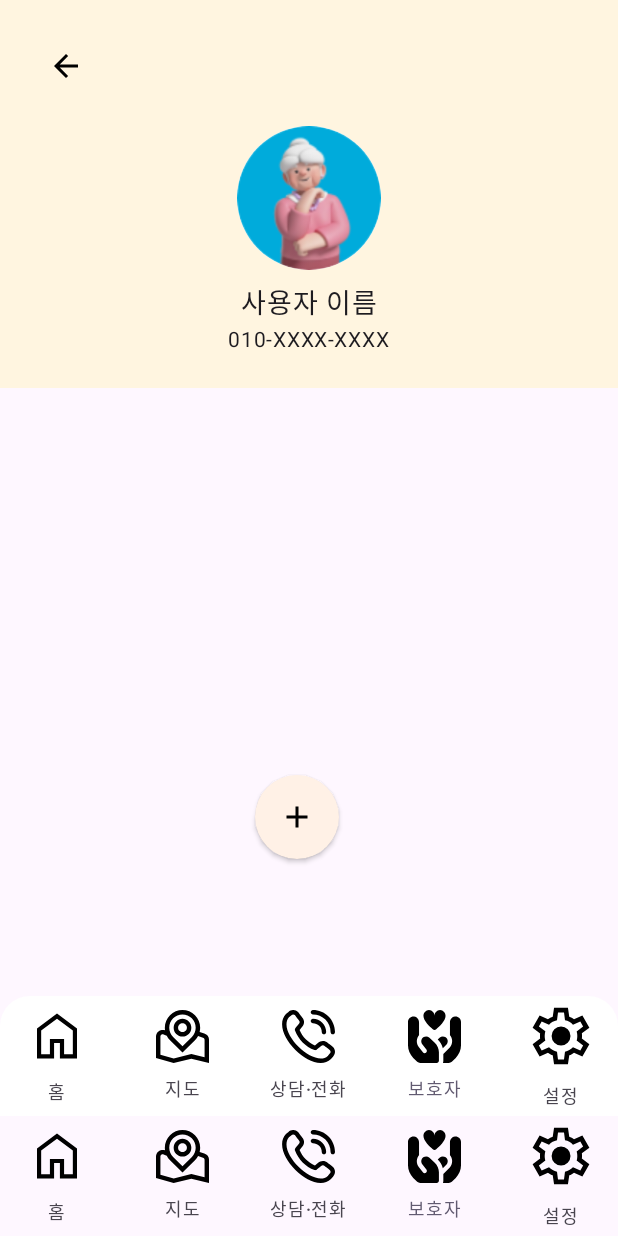
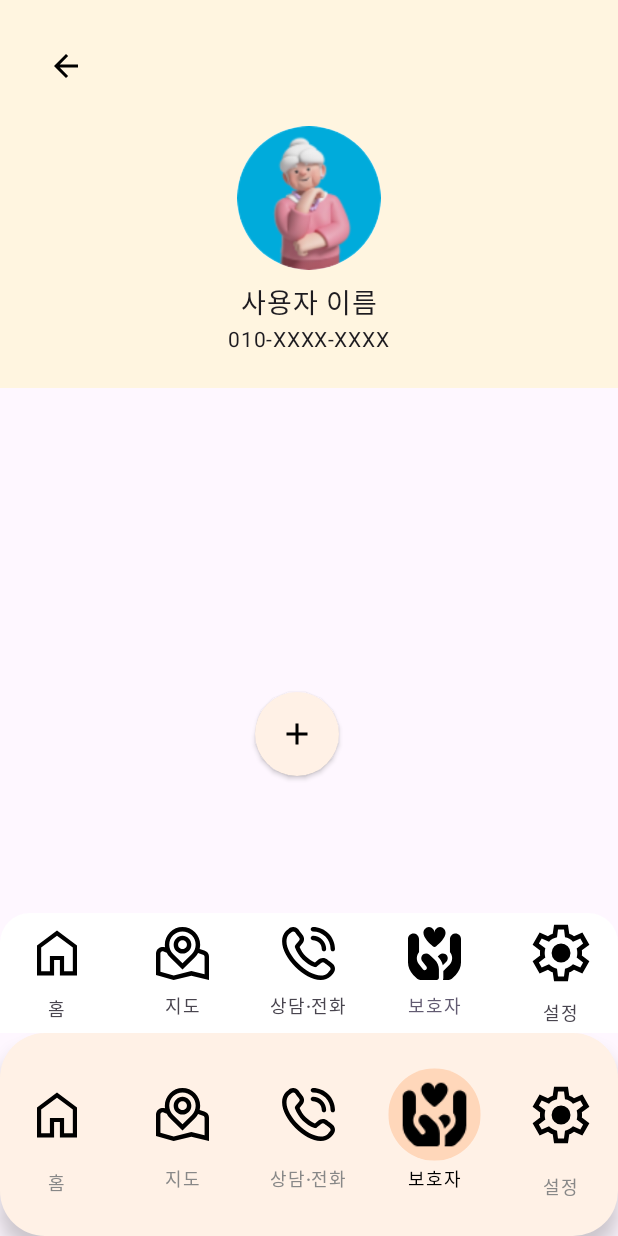
Before and after one commit to Mobile2-AlwaysBeWithYou/AlwaysBeWithyou, an Android app built with Jetpack Compose: the GuardianScreen screen opened through its navigation route, on a phone screen of 412 x 824 dp. Run offline under Robolectric (Android 15) with nearby library versions, the phone set to English and light mode, and no system bars; our stand-ins replace Firebase (no records; nobody signed in at launch, a user with empty details on screens opened directly), Timber.

Commit message:
nav bar 색상 수정 및 애니메이션 추가

```diff
--- a/app/src/main/java/com/example/alwaysbewithyou/presentation/main/MainScreen.kt
+++ b/app/src/main/java/com/example/alwaysbewithyou/presentation/main/MainScreen.kt
@@ -1,6 +1,8 @@
 package com.example.alwaysbewithyou.presentation.main
 
+import androidx.compose.foundation.background
 import androidx.compose.foundation.layout.Box
+import androidx.compose.foundation.layout.height
 import androidx.compose.foundation.layout.padding
 import androidx.compose.foundation.shape.RoundedCornerShape
 import androidx.compose.material3.Icon
@@ -12,6 +14,8 @@ import androidx.compose.runtime.Composable
 import androidx.compose.runtime.getValue
 import androidx.compose.ui.Modifier
 import androidx.compose.ui.draw.clip
+import androidx.compose.ui.draw.scale
+import androidx.compose.ui.draw.shadow
 import androidx.compose.ui.graphics.Color
 import androidx.compose.ui.res.painterResource
 import androidx.compose.ui.tooling.preview.Preview
@@ -24,6 +28,7 @@ import com.example.alwaysbewithyou.presentation.main.component.MainBottomBar
 import com.example.alwaysbewithyou.presentation.navigation.BottomNavItem
 import com.example.alwaysbewithyou.presentation.navigation.NavGraph
 import com.example.alwaysbewithyou.presentation.navigation.Route
+import androidx.compose.ui.res.colorResource
 
 @Composable
 fun MainScreen(
@@ -46,14 +51,20 @@ fun MainScreen(
             if (currentRoute in bottomNavItems.map { it.route }) {
                 Box(
                     modifier = Modifier
-                        .clip(RoundedCornerShape(topStart = 20.dp, topEnd = 20.dp))
+                        .shadow(8.dp, RoundedCornerShape(30.dp))
+                        .clip(RoundedCornerShape(10.dp))
+                        .background(Color(0xFFFFF1E6)),
                 ) {
                     NavigationBar(
-                        containerColor = Color.Transparent
+                        containerColor = Color.Transparent,
+                        modifier = Modifier.height(135.dp),
+                        tonalElevation = 0.dp
                     ) {
                         bottomNavItems.forEach { item ->
+                            val isSelected = currentRoute == item.route
+
                             MainBottomBar(
-                                selected = currentRoute == item.route,
+                                selected = isSelected,
                                 onClick = {
                                     navController.navigate(item.route) {
                                         popUpTo(route = Route.Home.route) {
@@ -65,25 +76,39 @@ fun MainScreen(
                                     }
                                 },
                                 icon = {
+                                    val scale = androidx.compose.animation.core.animateFloatAsState(
+                                        targetValue = if (isSelected) 1.2f else 1f,
+                                        animationSpec = androidx.compose.animation.core.tween(250)
+                                    ).value
+
+                                    androidx.compose.foundation.layout.Box(
+                                        modifier = Modifier
+                                            .scale(scale)
+                                            .clip(RoundedCornerShape(50))
+                                            .background(
+                                                if (isSelected) Color(0xFFFFD7BA)
+                                                else Color.Transparent
+                                            )
+                                            .padding(8.dp)
+                                    ) {
                                         Icon(
                                             painter = painterResource(
-                                            if (item.route == currentRoute) {
-                                                item.selectedIcon
-                                            } else item.unselectedIcon
+                                                if (isSelected) item.selectedIcon
+                                                else item.unselectedIcon
                                             ),
                                             contentDescription = item.label,
                                             tint = Color.Unspecified
                                         )
+                                    }
                                 },
                                 label = {
                                     Text(
-                                        text = item.label
+                                        text = item.label,
+                                        color = if (isSelected) Color.Black else Color.Gray
                                     )
                                 },
                                 colors = NavigationBarItemDefaults.colors(
-                                    indicatorColor = Color.Transparent,
-                                    //selectedTextColor = Green500,
-                                    //unselectedTextColor = Gray100
+                                    indicatorColor = Color.Transparent
                                 )
                             )
                         }
--- a/app/src/main/res/drawable/setting_selected.xml
+++ b/app/src/main/res/drawable/setting_selected.xml
@@ -1,9 +1,5 @@
-<vector xmlns:android="http://schemas.android.com/apk/res/android"
-    android:width="40dp"
-    android:height="40dp"
-    android:viewportWidth="960"
-    android:viewportHeight="960">
-  <path
-      android:pathData="m382,880 l-18.67,-126.67q-17,-6.33 -34.83,-16.66 -17.83,-10.34 -32.17,-21.67L178,767.67 79.33,595l106.34,-78.67q-1.67,-8.33 -2,-18.16 -0.34,-9.84 -0.34,-18.17 0,-8.33 0.34,-18.17 0.33,-9.83 2,-18.16L79.33,365 178,192.33 296.33,245q14.34,-11.33 32.34,-21.67 18,-10.33 34.66,-16L382,80h196l18.67,126.67q17,6.33 35.16,16.33 18.17,10 31.84,22L782,192.33 880.67,365l-106.34,77.33q1.67,9 2,18.84 0.34,9.83 0.34,18.83 0,9 -0.34,18.5Q776,508 774,517l106.33,78 -98.66,172.67 -118,-52.67q-14.34,11.33 -32,22 -17.67,10.67 -35,16.33L578,880L382,880ZM480.67,613.33q55.33,0 94.33,-39T614,480q0,-55.33 -39,-94.33t-94.33,-39q-55.67,0 -94.5,39 -38.84,39 -38.84,94.33t38.84,94.33q38.83,39 94.5,39Z"
-      android:fillColor="#000000"/>
+<vector xmlns:android="http://schemas.android.com/apk/res/android" android:height="45dp" android:viewportHeight="960" android:viewportWidth="960" android:width="45dp">
+
+    <path android:fillColor="#000000" android:pathData="m382,880 l-18.67,-126.67q-17,-6.33 -34.83,-16.66 -17.83,-10.34 -32.17,-21.67L178,767.67 79.33,595l106.34,-78.67q-1.67,-8.33 -2,-18.16 -0.34,-9.84 -0.34,-18.17 0,-8.33 0.34,-18.17 0.33,-9.83 2,-18.16L79.33,365 178,192.33 296.33,245q14.34,-11.33 32.34,-21.67 18,-10.33 34.66,-16L382,80h196l18.67,126.67q17,6.33 35.16,16.33 18.17,10 31.84,22L782,192.33 880.67,365l-106.34,77.33q1.67,9 2,18.84 0.34,9.83 0.34,18.83 0,9 -0.34,18.5Q776,508 774,517l106.33,78 -98.66,172.67 -118,-52.67q-14.34,11.33 -32,22 -17.67,10.67 -35,16.33L578,880L382,880ZM480.67,613.33q55.33,0 94.33,-39T614,480q0,-55.33 -39,-94.33t-94.33,-39q-55.67,0 -94.5,39 -38.84,39 -38.84,94.33t38.84,94.33q38.83,39 94.5,39Z"/>
+
 </vector>
--- a/app/src/main/res/values/colors.xml
+++ b/app/src/main/res/values/colors.xml
@@ -7,4 +7,6 @@
     <color name="teal_700">#FF018786</color>
     <color name="black">#FF000000</color>
     <color name="white">#FFFFFFFF</color>
+    <color name="bottom_bar_bg">#FFF1E6</color>
+
 </resources>
```
Lines whose indentation alone changed are shown as unchanged.
